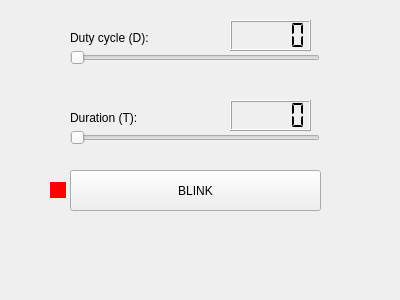
Before: the Qt Designer form mainwindow.ui in aksenkin/LEDBlinker, drawn with Qt 5.
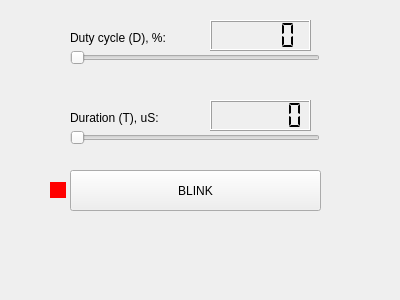
After: the same form once the commit is applied.

The edit to the form file:
```diff
--- a/mainwindow.ui
+++ b/mainwindow.ui
@@ -27,7 +27,7 @@
      <number>1</number>
     </property>
     <property name="maximum">
-     <number>10000</number>
+     <number>1000000</number>
     </property>
     <property name="value">
      <number>10</number>
@@ -60,12 +60,12 @@
      <rect>
       <x>70</x>
       <y>30</y>
-      <width>91</width>
+      <width>121</width>
       <height>16</height>
      </rect>
     </property>
     <property name="text">
-     <string>Duty cycle (D):</string>
+     <string>Duty cycle (D), %:</string>
     </property>
    </widget>
    <widget class="QLabel" name="durationTitle">
@@ -73,12 +73,12 @@
      <rect>
       <x>70</x>
       <y>110</y>
-      <width>81</width>
+      <width>111</width>
       <height>16</height>
      </rect>
     </property>
     <property name="text">
-     <string>Duration (T):</string>
+     <string>Duration (T), uS:</string>
     </property>
    </widget>
    <widget class="QPushButton" name="blinkButton">
@@ -122,12 +122,15 @@
    <widget class="QLCDNumber" name="durationlcdNumber">
     <property name="geometry">
      <rect>
-      <x>230</x>
+      <x>210</x>
       <y>100</y>
-      <width>81</width>
+      <width>101</width>
       <height>31</height>
      </rect>
     </property>
+    <property name="digitCount">
+     <number>6</number>
+    </property>
     <property name="segmentStyle">
      <enum>QLCDNumber::Flat</enum>
     </property>
@@ -135,9 +138,9 @@
    <widget class="QLCDNumber" name="dutyCyclelcdNumber">
     <property name="geometry">
      <rect>
-      <x>230</x>
+      <x>210</x>
       <y>20</y>
-      <width>81</width>
+      <width>101</width>
       <height>31</height>
      </rect>
     </property>
```
Left out of the diff: 2 changed lines with no effect on the pictures.
